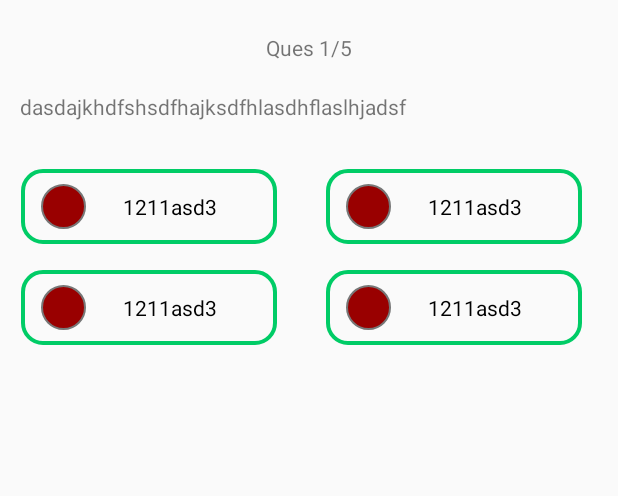
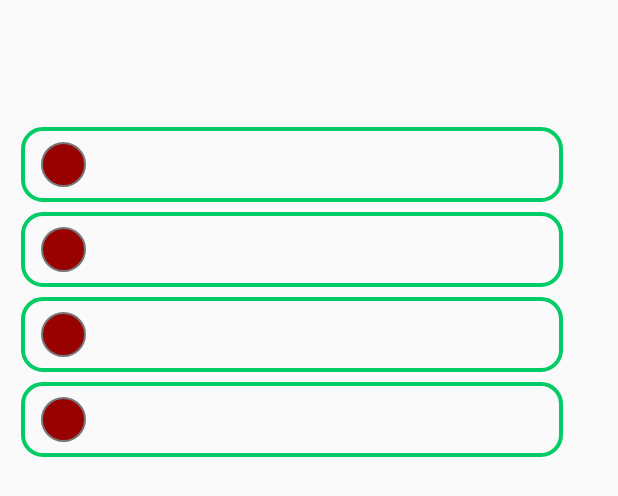
Before and after one commit to rahul4452/SignInGoogleRepo, an Android app: the layout quiz_recycleview.xml on its own in the app's theme, with its tools: preview values and no code run, on a phone screen of 412 x 824 dp. Shown: the top 496 px of the screen. Run offline under Robolectric (Android 15) with nearby library versions, the phone set to English and light mode, and no system bars.

```diff
--- a/app/build.gradle
+++ b/app/build.gradle
@@ -80,5 +80,8 @@ dependencies {
     //Top Snackbar
     implementation 'com.androidadvance:topsnackbar:1.1.1'
 
+
+    implementation 'com.github.tiagohm.MarkdownView:library:0.19.0'
+
 }
 apply plugin: 'com.google.gms.google-services'
--- a/app/src/main/java/com/example/signingoogle/API/ApiInterface.kt
+++ b/app/src/main/java/com/example/signingoogle/API/ApiInterface.kt
@@ -17,8 +17,11 @@ interface ApiInterface {
     @GET("api.php")
     fun getQuestionList(
         @Query("amount") amt_of_ques: String?,
-        @Query("category") category: String?,
+        @Query("category") category: Int?,
         @Query("difficulty") diffcultParam: String?,
         @Query("type") type: String) : Call<QuestionResponse>
 
+    @GET("api.php")
+    fun getQuestionList(@Query("amount") amt_of_ques: String?) : Call<QuestionResponse>
+
 }
--- a/app/src/main/java/com/example/signingoogle/adapter/CustomItemClickListner.kt
+++ b/app/src/main/java/com/example/signingoogle/adapter/CustomItemClickListner.kt
@@ -4,4 +4,5 @@ import android.view.View
 
 interface CustomItemClickListner {
     fun onCustomItemClickListener(view:View,pos:Int)
+
 }
--- a/app/src/main/java/com/example/signingoogle/roomDatabase/daoInterface/QuizCategoryInterface.kt
+++ b/app/src/main/java/com/example/signingoogle/roomDatabase/daoInterface/QuizCategoryInterface.kt
@@ -23,4 +23,7 @@ interface QuizCategoryInterface {
     fun getCategoryRow(cID: Int): List<Category>
 
 
+    @Query("Select * from categoryTable where categoryName IS :cName")
+    fun getCategoryCode(cName: String?) : List<Category>
+
 }
--- a/app/src/main/java/com/example/signingoogle/taketest/Categories.kt
+++ b/app/src/main/java/com/example/signingoogle/taketest/Categories.kt
@@ -34,6 +34,7 @@ import android.widget.TextView
 import android.view.View
 import com.androidadvance.topsnackbar.TSnackbar
 import com.example.signingoogle.R
+
 import com.example.signingoogle.utilities.UseFull
 import kotlinx.android.synthetic.main.activity_start_quiz.*
 import kotlinx.android.synthetic.main.toolbar_layout.*
@@ -100,8 +101,9 @@ class Categories : AppCompatActivity(), NavigationView.OnNavigationItemSelectedL
 
                     category_adapter = CategoryAdapter((categoryList as ArrayList<Category>?)!!,this@Categories)
 
+                    my_recycler_view.adapter = category_adapter
 
-                    my_recycler_view.adapter = category_adapter
+
 
 
                     //Add a LayoutManager
--- a/app/src/main/java/com/example/signingoogle/utilities/SaveData.kt
+++ b/app/src/main/java/com/example/signingoogle/utilities/SaveData.kt
@@ -6,7 +6,7 @@ import android.content.SharedPreferences
 
 open class SaveData {
 
-    private lateinit var _context: Context
+    private var _context: Context
     private var shared: SharedPreferences? = null
     private val SHARED_NAME = "Shelf"
     private var edit: SharedPreferences.Editor? = null
--- a/app/src/main/java/com/example/signingoogle/utilities/UseFull.kt
+++ b/app/src/main/java/com/example/signingoogle/utilities/UseFull.kt
@@ -11,7 +11,7 @@ import com.androidadvance.topsnackbar.TSnackbar
 
 open class UseFull {
 
-    private lateinit var _context: Context
+    private var _context: Context
 
     // =============== Constructor ===================  //
     constructor(_context: Context) {
--- a/app/src/main/res/drawable/custom_checkbox.xml
+++ b/app/src/main/res/drawable/custom_checkbox.xml
@@ -2,8 +2,8 @@
 <selector xmlns:android="http://schemas.android.com/apk/res/android" >
     <item android:state_checked="true"
         android:drawable="@drawable/checked" />
-    <item android:state_pressed="true"
-        android:drawable="@drawable/checked" />
+
     <item android:state_pressed="false"
         android:drawable="@drawable/unchecked" />
+    <item android:drawable="@drawable/unchecked"/>
 </selector>
--- a/app/src/main/res/layout/activity_start_quiz.xml
+++ b/app/src/main/res/layout/activity_start_quiz.xml
@@ -99,7 +99,7 @@
                     style="@style/margin"
                     android:gravity="center"
 
-                    android:text="Easy"
+                    android:text="easy"
                     android:textColor="@color/white"
                     android:layout_width="match_parent"
                     android:layout_height="wrap_content" />
--- a/app/src/main/res/layout/quiz_recycleview.xml
+++ b/app/src/main/res/layout/quiz_recycleview.xml
@@ -1,172 +1,174 @@
 <?xml version="1.0" encoding="utf-8"?>
 <LinearLayout xmlns:android="http://schemas.android.com/apk/res/android"
+    xmlns:tools="http://schemas.android.com/tools"
     android:layout_width="match_parent"
     android:layout_height="match_parent"
+    xmlns:app="http://schemas.android.com/apk/res-auto"
     android:orientation="vertical">
 
     <LinearLayout
-        android:orientation="vertical"
         android:layout_width="match_parent"
         android:layout_height="wrap_content"
-        android:layout_marginTop="@dimen/_12sdp"
-        android:layout_marginBottom="@dimen/_5sdp">
+        android:layout_marginTop="@dimen/_5sdp"
+
+
+        android:orientation="vertical">
+
         <TextView
             android:id="@+id/numofQues"
             android:layout_width="match_parent"
             android:layout_height="wrap_content"
             android:gravity="center_horizontal"
             android:padding="@dimen/_5sdp"
-            android:text="Ques 1/5" />
+            />
+
+        <!--<LinearLayout-->
+        <!--android:orientation="horizontal"-->
+        <!--android:layout_width="match_parent"-->
+        <!--android:layout_height="match_parent">-->
+        <!--<WebView-->
+        <!--android:id="@+id/question"-->
+        <!--android:layout_width="match_parent"-->
+        <!--android:layout_height="wrap_content"-->
+        <!--android:layout_marginStart="@dimen/_10sdp"-->
+        <!--android:layout_marginRight="@dimen/_10sdp"-->
+        <!--android:layout_marginEnd="@dimen/_10sdp"-->
+        <!--android:padding="@dimen/_10sdp"-->
+        <!--android:layout_marginLeft="@dimen/_10sdp" />-->
+
+
+        <!--</LinearLayout>-->
 
         <TextView
             android:id="@+id/question"
+
             android:layout_width="match_parent"
-            android:layout_height="wrap_content"
-            android:padding="@dimen/_10sdp"
-            android:text="dasdajkhdfshsdfhajksdfhlasdhflaslhjadsf" />
+            android:layout_height="match_parent"
+            android:layout_marginBottom="@dimen/_15sdp"
+            android:layout_marginStart="@dimen/_10sdp"
+            android:layout_marginLeft="@dimen/_10sdp"
+            android:layout_marginEnd="@dimen/_10sdp"
+            android:layout_marginRight="@dimen/_10sdp"
+             />
+
+
+
     </LinearLayout>
 
 
-
-    <LinearLayout
+    <RadioGroup
+        android:id="@+id/radioGroup"
         android:layout_width="match_parent"
         android:layout_height="wrap_content"
         android:orientation="vertical">
 
-        <LinearLayout
-            android:id="@+id/radioGroup1"
-            android:layout_width="match_parent"
-            android:layout_height="wrap_content"
-            android:paddingTop="@dimen/_4sdp"
-            android:paddingBottom="@dimen/_4sdp"
-            android:orientation="horizontal">
 
         <LinearLayout
             android:id="@+id/optionLayout1"
+            android:layout_width="match_parent"
+            android:layout_height="wrap_content"
+            android:layout_marginStart="@dimen/_11sdp"
+            android:layout_marginLeft="@dimen/_11sdp"
+            android:layout_marginTop="@dimen/_5sdp"
+            android:layout_marginEnd="@dimen/_28sdp"
+            android:layout_marginRight="@dimen/_28sdp"
+            android:background="@drawable/option_layout"
             android:orientation="vertical"
-                android:layout_width="wrap_content"
-                android:layout_height="wrap_content"
-                android:background="@drawable/option_layout"
+            android:paddingStart="@dimen/_10sdp"
+            android:paddingLeft="@dimen/_10sdp"
+            android:paddingEnd="@dimen/_12sdp"
+            android:paddingRight="@dimen/_12sdp">
 
-                android:paddingStart="@dimen/_10sdp"
-                android:paddingEnd="@dimen/_12sdp"
-                android:paddingRight="@dimen/_12sdp"
-                android:paddingLeft="@dimen/_10sdp"
-                android:layout_marginLeft="@dimen/_11sdp"
-                android:layout_marginStart="@dimen/_11sdp"
-                android:layout_marginTop="@dimen/_5sdp">
             <RadioButton
                 android:id="@+id/radio1"
+                style="@style/option"
                 android:layout_width="match_parent"
+
                 android:layout_height="wrap_content"
-                    android:text="1211asd3"
-                    android:textColor="@color/black"
-                    style="@style/option"
-                    />
+                android:textColor="@color/black" />
 
         </LinearLayout>
 
         <LinearLayout
 
             android:id="@+id/optionLayout2"
+            android:layout_width="match_parent"
+            android:layout_height="wrap_content"
+            android:layout_marginStart="@dimen/_11sdp"
+            android:layout_marginLeft="@dimen/_11sdp"
+            android:layout_marginTop="@dimen/_5sdp"
+            android:layout_marginEnd="@dimen/_28sdp"
+            android:layout_marginRight="@dimen/_28sdp"
+            android:background="@drawable/option_layout"
             android:orientation="vertical"
-                android:layout_width="wrap_content"
-                android:layout_height="wrap_content"
+            android:paddingStart="@dimen/_10sdp"
+            android:paddingLeft="@dimen/_10sdp"
+            android:paddingEnd="@dimen/_12sdp"
+            android:paddingRight="@dimen/_12sdp">
 
-                android:background="@drawable/option_layout"
-
-                android:paddingStart="@dimen/_10sdp"
-                android:paddingEnd="@dimen/_12sdp"
-                android:paddingRight="@dimen/_12sdp"
-                android:paddingLeft="@dimen/_10sdp"
-                android:layout_marginLeft="@dimen/_25sdp"
-                android:layout_marginStart="@dimen/_25sdp"
-                android:layout_marginTop="@dimen/_5sdp">
             <RadioButton
                 android:id="@+id/radio2"
+                style="@style/option"
                 android:layout_width="match_parent"
                 android:layout_height="wrap_content"
-                    android:text="1211asd3"
-                    android:textColor="@color/black"
-                    style="@style/option"
-                    />
+                android:textColor="@color/black" />
 
         </LinearLayout>
 
-        </LinearLayout>
-
-        <LinearLayout
-            android:id="@+id/radioGroup2"
-            android:layout_width="match_parent"
-            android:layout_height="wrap_content"
-            android:paddingTop="@dimen/_4sdp"
-            android:paddingBottom="@dimen/_4sdp"
-            android:orientation="horizontal">
 
         <LinearLayout
             android:id="@+id/optionLayout3"
+            android:layout_width="match_parent"
+            android:layout_height="wrap_content"
+            android:layout_marginStart="@dimen/_11sdp"
+            android:layout_marginLeft="@dimen/_11sdp"
+            android:layout_marginTop="@dimen/_5sdp"
+            android:layout_marginEnd="@dimen/_28sdp"
+            android:layout_marginRight="@dimen/_28sdp"
+            android:background="@drawable/option_layout"
             android:orientation="vertical"
-                android:layout_width="wrap_content"
-                android:layout_height="wrap_content"
-                android:background="@drawable/option_layout"
+            android:paddingStart="@dimen/_10sdp"
+            android:paddingLeft="@dimen/_10sdp"
+            android:paddingEnd="@dimen/_12sdp"
+            android:paddingRight="@dimen/_12sdp">
 
-                android:paddingStart="@dimen/_10sdp"
-                android:paddingEnd="@dimen/_12sdp"
-                android:paddingRight="@dimen/_12sdp"
-                android:paddingLeft="@dimen/_10sdp"
-                android:layout_marginLeft="@dimen/_11sdp"
-                android:layout_marginStart="@dimen/_11sdp"
-                android:layout_marginTop="@dimen/_5sdp">
             <RadioButton
                 android:id="@+id/radio3"
+                style="@style/option"
                 android:layout_width="match_parent"
+
                 android:layout_height="wrap_content"
-                    android:text="1211asd3"
-                    android:textColor="@color/black"
-                    style="@style/option"
-                    />
+                android:textColor="@color/black" />
 
         </LinearLayout>
 
 
         <LinearLayout
             android:id="@+id/optionLayout4"
+            android:layout_width="match_parent"
+            android:layout_height="wrap_content"
+            android:layout_marginStart="@dimen/_11sdp"
+            android:layout_marginLeft="@dimen/_11sdp"
+            android:layout_marginTop="@dimen/_5sdp"
+            android:layout_marginEnd="@dimen/_28sdp"
+            android:layout_marginRight="@dimen/_28sdp"
+            android:background="@drawable/option_layout"
             android:orientation="vertical"
-                android:layout_width="wrap_content"
-                android:layout_height="wrap_content"
+            android:paddingStart="@dimen/_10sdp"
+            android:paddingLeft="@dimen/_10sdp"
+            android:paddingEnd="@dimen/_12sdp"
+            android:paddingRight="@dimen/_12sdp">
 
-                android:background="@drawable/option_layout"
-
-                android:paddingStart="@dimen/_10sdp"
-                android:paddingEnd="@dimen/_12sdp"
-                android:paddingRight="@dimen/_12sdp"
-                android:paddingLeft="@dimen/_10sdp"
-                android:layout_marginLeft="@dimen/_25sdp"
-                android:layout_marginStart="@dimen/_25sdp"
-                android:layout_marginTop="@dimen/_5sdp">
             <RadioButton
                 android:id="@+id/radio4"
+                style="@style/option"
                 android:layout_width="match_parent"
                 android:layout_height="wrap_content"
-                    android:text="1211asd3"
-
-                    android:textColor="@color/black"
-                    style="@style/option"
-                    />
+                android:textColor="@color/black" />
 
         </LinearLayout>
 
 
-        </LinearLayout>
+    </RadioGroup>
 
 </LinearLayout>
-
-    <LinearLayout
-        android:layout_width="match_parent"
-        android:layout_height="wrap_content"
-        android:orientation="horizontal">
-
-
-    </LinearLayout>
-
-</LinearLayout>
```
Also changed, not shown: app/src/main/java/com/example/signingoogle/adapter/CategoryAdapter.kt (+8 -13 lines), app/src/main/java/com/example/signingoogle/adapter/QuestionAdapter.kt (+90 -39 lines), app/src/main/java/com/example/signingoogle/taketest/QuizActivity.kt (+117 -48 lines), app/src/main/java/com/example/signingoogle/taketest/StartQuiz.kt (+65 -84 lines), app/src/main/res/layout/activity_quiz.xml (+37 -29 lines). Lines whose indentation alone changed are shown as unchanged.
